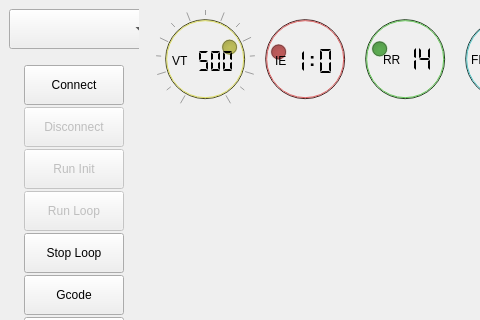
Above: VentUI.ui from jibonaronno/Rhythm before the change; both pictures show x 0 to 480 and y 0 to 320 of the 1041 by 615 pixel window. Below: the same form after it.
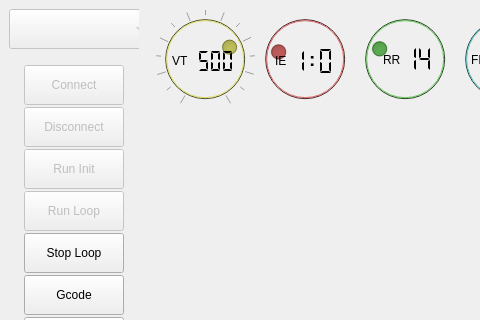
That is the form after the change.

Commit message: changing ui & encoder functions 04

Patch:
```diff
--- a/VentUI.ui
+++ b/VentUI.ui
@@ -47,9 +47,12 @@
           <layout class="QVBoxLayout" name="verticalLayout">
            <item>
             <widget class="QComboBox" name="modecombobox">
+             <property name="enabled">
+              <bool>false</bool>
+             </property>
              <property name="minimumSize">
               <size>
-               <width>0</width>
+               <width>80</width>
                <height>40</height>
               </size>
              </property>
@@ -211,6 +214,9 @@
                 </item>
                 <item row="0" column="0">
                  <widget class="QPushButton" name="connect">
+                  <property name="enabled">
+                   <bool>false</bool>
+                  </property>
                   <property name="sizePolicy">
                    <sizepolicy hsizetype="Fixed" vsizetype="Fixed">
                     <horstretch>0</horstretch>
```
Left out of the diff: 39 changed lines with no effect on the pictures. The commit also changes 1 other file.
